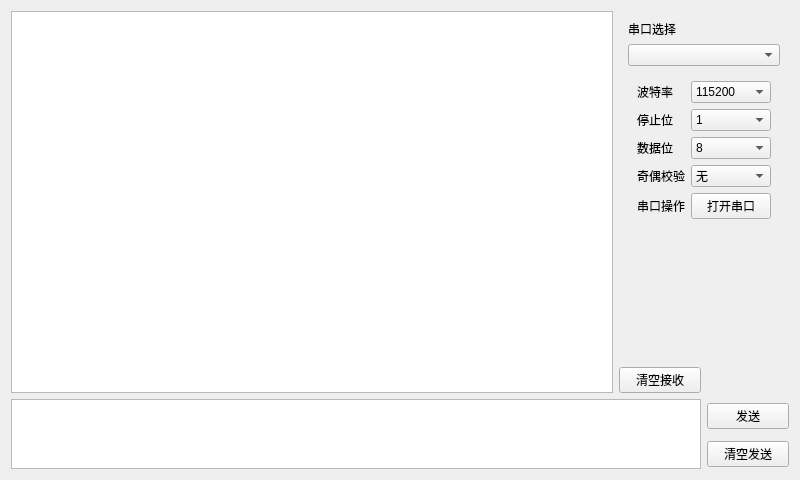
Old version of the form 17_QSerialPort_Optimize/17_QSerialPort_Optimize/widget.ui in the repository ZhiliangMa/Qt_LearnDemo.
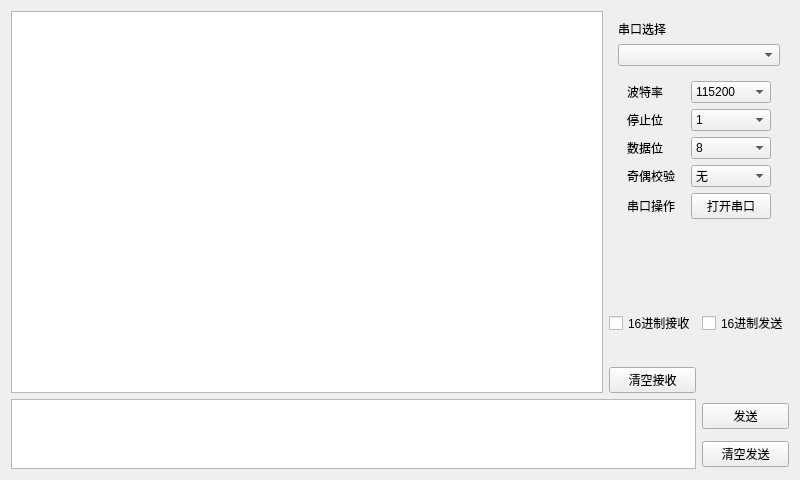
New version of the form. Custom widgets are drawn as their Qt base class.

```diff
--- a/17_QSerialPort_Optimize/17_QSerialPort_Optimize/widget.ui
+++ b/17_QSerialPort_Optimize/17_QSerialPort_Optimize/widget.ui
@@ -14,28 +14,21 @@
    <string>Widget</string>
   </property>
   <layout class="QGridLayout" name="gridLayout_2">
-   <item row="2" column="1">
-    <widget class="QPushButton" name="btnClearRec">
-     <property name="text">
-      <string>清空接收</string>
-     </property>
-    </widget>
-   </item>
-   <item row="4" column="2">
+   <item row="6" column="2">
     <widget class="QPushButton" name="btnClearSend">
      <property name="text">
       <string>清空发送</string>
      </property>
     </widget>
    </item>
-   <item row="0" column="0" rowspan="3">
-    <widget class="QPlainTextEdit" name="txtRec">
-     <property name="readOnly">
-      <bool>true</bool>
+   <item row="2" column="2">
+    <widget class="QCheckBox" name="chkSend">
+     <property name="text">
+      <string>16进制发送</string>
      </property>
     </widget>
    </item>
-   <item row="3" column="2">
+   <item row="5" column="2">
     <widget class="QPushButton" name="btnSend">
      <property name="text">
       <string>发送</string>
@@ -193,9 +186,30 @@
      </layout>
     </widget>
    </item>
-   <item row="3" column="0" rowspan="2" colspan="2">
+   <item row="5" column="0" rowspan="2" colspan="2">
     <widget class="QPlainTextEdit" name="txtSend"/>
    </item>
+   <item row="2" column="1">
+    <widget class="QCheckBox" name="chkRec">
+     <property name="text">
+      <string>16进制接收</string>
+     </property>
+    </widget>
+   </item>
+   <item row="4" column="1">
+    <widget class="QPushButton" name="btnClearRec">
+     <property name="text">
+      <string>清空接收</string>
+     </property>
+    </widget>
+   </item>
+   <item row="0" column="0" rowspan="5">
+    <widget class="QPlainTextEdit" name="txtRec">
+     <property name="readOnly">
+      <bool>true</bool>
+     </property>
+    </widget>
+   </item>
    <item row="1" column="1">
     <spacer name="verticalSpacer">
      <property name="orientation">
@@ -209,6 +223,22 @@
      </property>
     </spacer>
    </item>
+   <item row="3" column="1">
+    <spacer name="verticalSpacer_2">
+     <property name="orientation">
+      <enum>Qt::Vertical</enum>
+     </property>
+     <property name="sizeType">
+      <enum>QSizePolicy::Fixed</enum>
+     </property>
+     <property name="sizeHint" stdset="0">
+      <size>
+       <width>20</width>
+       <height>20</height>
+      </size>
+     </property>
+    </spacer>
+   </item>
   </layout>
  </widget>
  <customwidgets>
```
